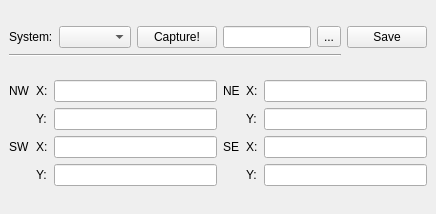
Above: map_corners_coordinates_qdockwidget.ui from ctu-geoforall-lab/qgis-map-coords-plugin before the change. Below: the same form after it.
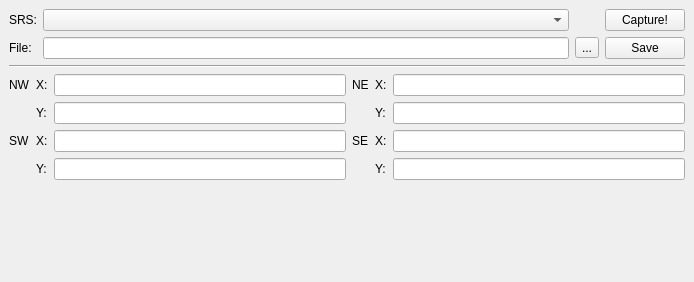
That is the form after the change.

Commit message: finish UI changes (closes #3)

What changed in the file:
```diff
--- a/map_corners_coordinates_qdockwidget.ui
+++ b/map_corners_coordinates_qdockwidget.ui
@@ -6,8 +6,8 @@
    <rect>
     <x>0</x>
     <y>0</y>
-    <width>436</width>
-    <height>214</height>
+    <width>694</width>
+    <height>282</height>
    </rect>
   </property>
   <property name="windowTitle">
@@ -15,63 +15,7 @@
   </property>
   <widget class="QWidget" name="dockWidgetContents">
    <layout class="QGridLayout" name="gridLayout_3">
-    <item row="0" column="0">
-     <layout class="QGridLayout" name="gridLayout_2">
-      <item row="0" column="0">
-       <widget class="QLabel" name="label">
-        <property name="text">
-         <string>System:</string>
-        </property>
-       </widget>
-      </item>
-      <item row="0" column="2">
-       <widget class="QPushButton" name="captureButton">
-        <property name="text">
-         <string>Capture!</string>
-        </property>
-       </widget>
-      </item>
-      <item row="1" column="0" colspan="5">
-       <widget class="Line" name="line">
-        <property name="orientation">
-         <enum>Qt::Horizontal</enum>
-        </property>
-       </widget>
-      </item>
-      <item row="0" column="1">
-       <widget class="QComboBox" name="system_box">
-        <property name="sizePolicy">
-         <sizepolicy hsizetype="Expanding" vsizetype="Fixed">
-          <horstretch>0</horstretch>
-          <verstretch>0</verstretch>
-         </sizepolicy>
-        </property>
-       </widget>
-      </item>
-      <item row="0" column="5">
-       <widget class="QPushButton" name="saveButton">
-        <property name="text">
-         <string>Save</string>
-        </property>
-       </widget>
-      </item>
-      <item row="0" column="4">
-       <widget class="QToolButton" name="dir_toolbutton">
-        <property name="text">
-         <string>...</string>
-        </property>
-       </widget>
-      </item>
-      <item row="0" column="3">
-       <widget class="QLineEdit" name="dir_name">
-        <property name="readOnly">
-         <bool>true</bool>
-        </property>
-       </widget>
-      </item>
-     </layout>
-    </item>
-    <item row="1" column="0">
+    <item row="2" column="0">
      <layout class="QGridLayout" name="gridLayout">
       <item row="3" column="2">
        <widget class="QLineEdit" name="coor_SWY">
@@ -215,6 +159,88 @@
       </item>
      </layout>
     </item>
+    <item row="0" column="0">
+     <layout class="QGridLayout" name="gridLayout_2" rowminimumheight="0,0">
+      <property name="sizeConstraint">
+       <enum>QLayout::SetDefaultConstraint</enum>
+      </property>
+      <property name="verticalSpacing">
+       <number>6</number>
+      </property>
+      <item row="1" column="0">
+       <widget class="QLabel" name="label_2">
+        <property name="text">
+         <string>File:</string>
+        </property>
+       </widget>
+      </item>
+      <item row="0" column="0">
+       <widget class="QLabel" name="label">
+        <property name="text">
+         <string>SRS:</string>
+        </property>
+       </widget>
+      </item>
+      <item row="0" column="1">
+       <widget class="QComboBox" name="system_box">
+        <property name="sizePolicy">
+         <sizepolicy hsizetype="Expanding" vsizetype="Fixed">
+          <horstretch>0</horstretch>
+          <verstretch>0</verstretch>
+         </sizepolicy>
+        </property>
+       </widget>
+      </item>
+      <item row="1" column="2" colspan="2">
+       <widget class="QToolButton" name="dir_toolbutton">
+        <property name="text">
+         <string>...</string>
+        </property>
+       </widget>
+      </item>
+      <item row="1" column="1">
+       <widget class="QLineEdit" name="dir_name">
+        <property name="readOnly">
+         <bool>true</bool>
+        </property>
+       </widget>
+      </item>
+      <item row="1" column="4">
+       <widget class="QPushButton" name="saveButton">
+        <property name="text">
+         <string>Save</string>
+        </property>
+       </widget>
+      </item>
+      <item row="0" column="4">
+       <widget class="QPushButton" name="captureButton">
+        <property name="text">
+         <string>Capture!</string>
+        </property>
+       </widget>
+      </item>
+     </layout>
+    </item>
+    <item row="3" column="0">
+     <spacer name="verticalSpacer">
+      <property name="orientation">
+       <enum>Qt::Vertical</enum>
+      </property>
+      <property name="sizeHint" stdset="0">
+       <size>
+        <width>20</width>
+        <height>40</height>
+       </size>
+      </property>
+     </spacer>
+    </item>
+    <item row="1" column="0">
+     <widget class="Line" name="line">
+      <property name="orientation">
+       <enum>Qt::Horizontal</enum>
+      </property>
+     </widget>
+    </item>
    </layout>
   </widget>
  </widget>
```
